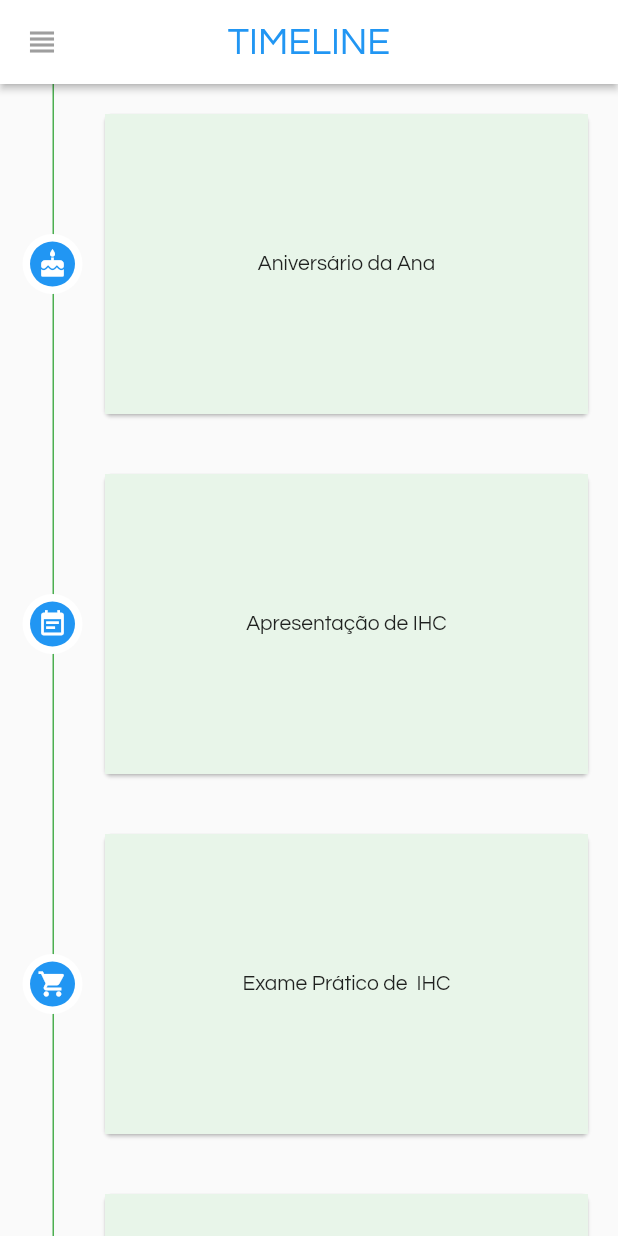
After one commit to rodrigo-rocha/schoolmanager, a Flutter app: the Timeline screen opened by its route, on a phone screen of 412 x 824 dp. The commit adds this screen. Run offline on Flutter 3.47's test engine with Material 2 defaults, Android fonts, the phone set to English and light mode, and no system bars.

Commit message:
add timeline

```diff
--- a/lib/functions/functions.dart
+++ b/lib/functions/functions.dart
@@ -107,12 +107,13 @@ class Functions {
   static var items1 = ['Edit', 'Delete'];
 
   static Widget appBar(String text, IconData icon, Widget popUpButton) {
+    /// appBar() suporta um null no popUpButton, sendo que reprime este elemento
 
     final GlobalKey<ScaffoldState> _scaffoldKey = new GlobalKey<ScaffoldState>();
-
+    if(popUpButton != null) {
       return AppBar(
         key: _scaffoldKey,
-      title: Text(text, textAlign: TextAlign.center ,
+        title: Text(text, textAlign: TextAlign.center,
           style: TextStyle(
             fontSize: 25.0,
             fontFamily: 'Questrial',
@@ -123,7 +124,6 @@ class Functions {
             icon: new Icon(Icons.view_headline), // clear all?
             onPressed: () {
               //_scaffoldKey.currentState.openDrawer();
-          //print("sdna");
             }
         ),
 
@@ -137,6 +137,31 @@ class Functions {
           popUpButton,
         ],
       );
+    }else{
+      return AppBar(
+        key: _scaffoldKey,
+        title: Text(text, textAlign: TextAlign.center,
+          style: TextStyle(
+            fontSize: 25.0,
+            fontFamily: 'Questrial',
+            color: Colors.blue,
+          ),
+        ),
+        leading: IconButton(
+            icon: new Icon(Icons.view_headline), // clear all?
+            onPressed: () {
+              //_scaffoldKey.currentState.openDrawer();
+            }
+        ),
+
+        elevation: 2.0,
+        iconTheme: IconThemeData(
+          color: Colors.grey, //change your color here
+        ),
+        centerTitle: true,
+        backgroundColor: Colors.white,
+      );
+    }
   }
 
   static Widget createBar(String text, doneAction(), goBackAction()) {
--- a/lib/main.dart
+++ b/lib/main.dart
@@ -13,6 +13,8 @@ import 'package:flutter_app_ihc/courses/current/course_info.dart';
 import 'package:flutter_app_ihc/courses/current/current_courses.dart';
 import 'package:flutter_app_ihc/courses/finished/finished_courses.dart';
 import 'package:flutter_app_ihc/courses/finished/finished_courses_info.dart';
+import 'package:flutter_app_ihc/timeline/timeline.dart';
+
 
 void main() {
   runApp(SchoolManager());
@@ -45,6 +47,7 @@ class SchoolManager extends StatelessWidget {
 
         '/user_tab_controller': (BuildContext context) => new UserTabController(),
         '/courses_tab_controller': (BuildContext context) => new CoursesTabController(),
+        '/timeline': (BuildContext context) => new Timeline()
       },
       home: Menu(),
     );
--- /dev/null
+++ b/lib/timeline/timeline.dart
@@ -0,0 +1,85 @@
+import 'package:flutter/material.dart';
+import 'package:flutter_app_ihc/functions/functions.dart';
+
+class Timeline extends StatefulWidget {
+
+  @override
+  TimelineState createState() => TimelineState();
+}
+
+class TimelineState extends State<Timeline> {
+  @override
+  Widget build(BuildContext context) {
+    // TODO: implement Notes build
+    return Scaffold(
+      appBar: Functions.appBar("TIMELINE", Icons.add, null),
+      drawer: Functions.sideBar(context),
+      body: new ListView(
+        children: <Widget>[
+          _event("Aniversário da Ana", Icons.cake),
+          _event("Apresentação de IHC", Icons.event_note),
+          _event("Exame Prático de  IHC", Icons.shopping_cart),
+          _event("", Icons.today),
+          _event("", Icons.today),
+          _event("", Icons.today),
+        ],
+      ),
+    );
+  }
+}
+
+
+Widget _event(String txt, IconData icon){
+  return Stack(
+    children: <Widget>[
+      new Padding(
+        padding: const EdgeInsets.only(left: 50.0),
+        child: new Card(
+          margin: new EdgeInsets.all(20.0),
+          child: Center(
+            child: new Container(
+              width: double.infinity,
+              height: 200.0,
+              color: Colors.green[50],
+              child: Center(
+                child: Text(txt),
+              ),
+            ),
+          ),
+        ),
+      ),
+      new Positioned(
+        top: 0.0,
+        bottom: 0.0,
+        left: 35.0,
+        child: new Container(
+          height: double.infinity,
+          width: 1.0,
+          color: Colors.green,
+        ),
+      ),
+      new Positioned(
+        top: 100.0,
+        left: 15.0,
+        child: new Container(
+          height: 40.0,
+          width: 40.0,
+          decoration: new BoxDecoration(
+            shape: BoxShape.circle,
+            color: Colors.white,
+          ),
+          child: new Container(
+            margin: new EdgeInsets.all(5.0),
+            height: 30.0,
+            width: 30.0,
+            child: Icon(icon, color: Colors.white, size: 20),
+            decoration: new BoxDecoration(
+              //image: DecorationImage(image: Icon(Icons.accessible_forward)),
+                shape: BoxShape.circle,
+                color: Colors.blue),
+          ),
+        ),
+      )
+    ],
+  );
+}
```
Lines whose indentation alone changed are shown as unchanged.
